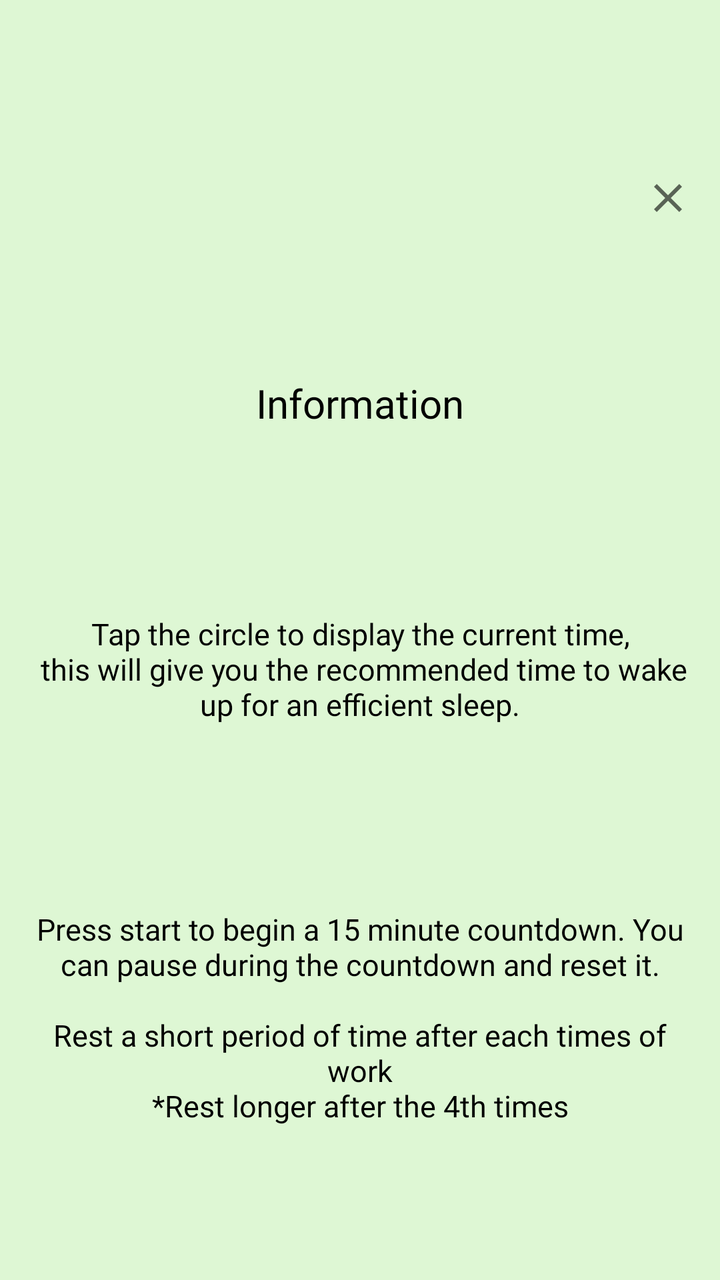
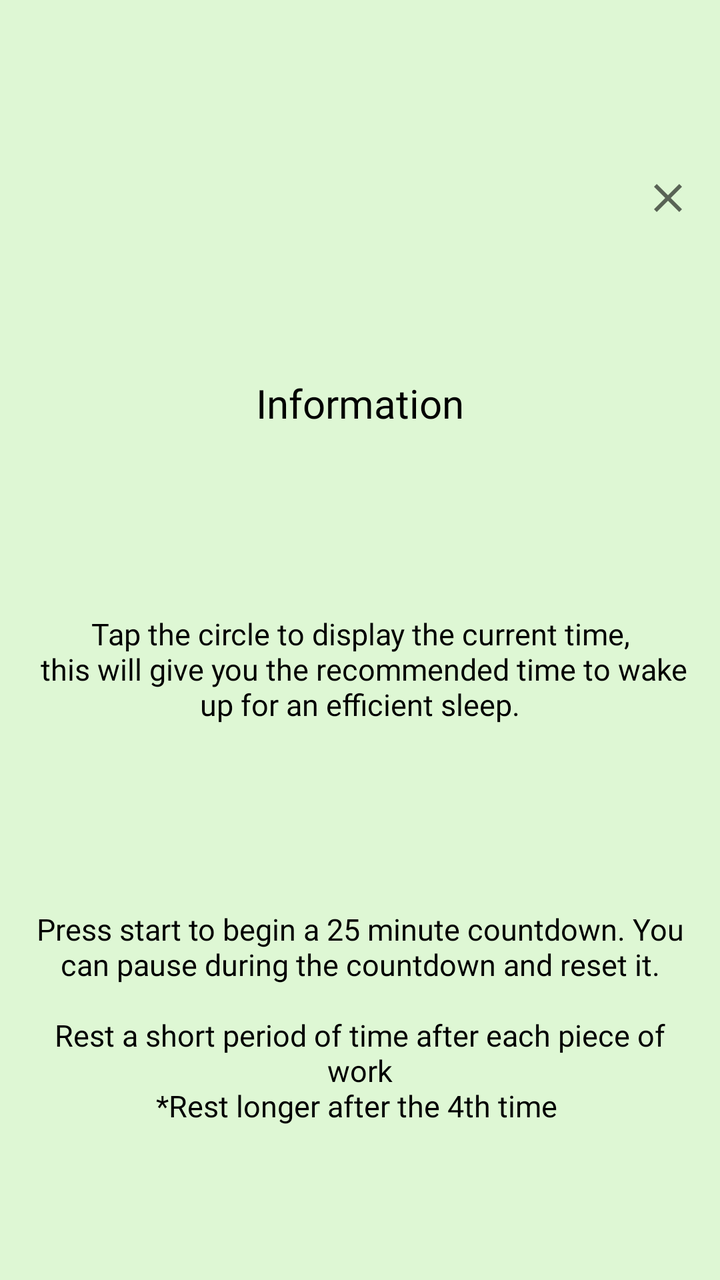

Before-and-after screenshots of an Android layout around one commit, followed by the original layout XML and the change that was made.
<!-- AndroidManifest.xml: application theme Theme.Silva -->
<!-- res/layout/activity_pop_up_sleep.xml -->
<?xml version="1.0" encoding="utf-8"?>
<androidx.constraintlayout.widget.ConstraintLayout xmlns:android="http://schemas.android.com/apk/res/android"
    xmlns:app="http://schemas.android.com/apk/res-auto"
    xmlns:tools="http://schemas.android.com/tools"
    android:layout_width="match_parent"
    android:layout_height="wrap_content"
    android:layout_marginTop="5dp"
    android:layout_gravity="center"
    android:layout_marginBottom="20dp"
    android:background="#DEF7D4"
    tools:context=".Pop_up_sleepActivity">

    <ImageView
        android:id="@+id/close_popup"
        android:layout_width="wrap_content"
        android:layout_height="wrap_content"
        android:layout_marginTop="10dp"
        android:src="@drawable/closeimg"
        app:layout_constraintBottom_toTopOf="@id/popup_info_title"
        app:layout_constraintEnd_toEndOf="parent"
        app:layout_constraintHorizontal_bias="0.958"
        app:layout_constraintStart_toStartOf="parent"
        app:layout_constraintTop_toTopOf="parent"
        app:layout_constraintVertical_bias="1" />

    <TextView
        android:id="@+id/popup_info_title"
        android:layout_width="match_parent"
        android:layout_height="wrap_content"
        android:text="Information"
        android:fontFamily="@font/nexa_bold"
        android:textColor="@color/black"
        android:textAlignment="center"
        android:textSize="20sp"
        app:layout_constraintBottom_toTopOf="@id/popup_info_des"
        app:layout_constraintEnd_toEndOf="parent"
        app:layout_constraintStart_toStartOf="parent"
        app:layout_constraintTop_toBottomOf="@id/close_popup" />

    <TextView
        android:id="@+id/popup_info_des"
        android:layout_width="match_parent"
        android:layout_height="wrap_content"
        android:layout_marginTop="15dp"
        android:layout_marginRight="10dp"
        android:layout_marginLeft="10dp"
        android:textAlignment="center"
        android:fontFamily="@font/nexa_bold"
        android:textColor="@color/black"
        android:text="Tap the circle to display the current time,\n this will give you the recommended time to wake up for an efficient sleep."
        android:textSize="15sp"
        app:layout_constraintBottom_toTopOf="@+id/popup_info_2"
        app:layout_constraintEnd_toEndOf="parent"
        app:layout_constraintStart_toStartOf="parent"
        app:layout_constraintTop_toBottomOf="@id/popup_info_title">
    </TextView>

    <TextView
        android:id="@+id/popup_info_2"
        android:layout_width="match_parent"
        android:layout_height="wrap_content"
        android:layout_marginLeft="10dp"
        android:layout_marginTop="15dp"
        android:layout_marginRight="10dp"
        android:text="Press start to begin a 15 minute countdown. You can pause during the countdown and reset it.\n\nRest a short period of time after each times of work\n*Rest longer after the 4th times"
        android:textAlignment="center"
        android:textSize="15sp"
        android:fontFamily="@font/nexa_bold"
        android:textColor="@color/black"
        app:layout_constraintBottom_toBottomOf="parent"
        app:layout_constraintEnd_toEndOf="parent"
        app:layout_constraintStart_toStartOf="parent"
        app:layout_constraintTop_toBottomOf="@id/popup_info_des">

    </TextView>


</androidx.constraintlayout.widget.ConstraintLayout>
<!-- resources referenced by this layout -->
<resources>
  <color name="black">#FF000000</color>
  <!-- drawable closeimg (drawable) -->
  <vector xmlns:android="http://schemas.android.com/apk/res/android"
      android:width="24dp"
      android:height="24dp"
      android:viewportWidth="24"
      android:viewportHeight="24"
      android:tint="?attr/colorControlNormal">
    <path
        android:fillColor="@android:color/white"
        android:pathData="M19,6.41L17.59,5 12,10.59 6.41,5 5,6.41 10.59,12 5,17.59 6.41,19 12,13.41 17.59,19 19,17.59 13.41,12z"/>
  </vector>
  <style name="Theme.Silva" parent="Theme.MaterialComponents.DayNight.DarkActionBar">
          
          <item name="colorPrimary">#009060</item>
          <item name="colorPrimaryVariant">#009060</item>
          <item name="colorOnPrimary">@color/black</item>
          
          <item name="colorSecondary">@color/teal_200</item>
          <item name="colorSecondaryVariant">@color/teal_700</item>
          <item name="colorOnSecondary">@color/black</item>
          
          <item name="android:statusBarColor" tools:targetApi="l">?attr/colorPrimaryVariant</item>
          
      </style>
  <color name="teal_200">#FF03DAC5</color>
  <color name="teal_700">#FF018786</color>
</resources>

<!-- the commit's change to res/layout/activity_pop_up_sleep.xml (unified diff, before → after) -->
@@ -62,7 +62,7 @@
         android:layout_marginLeft="10dp"
         android:layout_marginTop="15dp"
         android:layout_marginRight="10dp"
-        android:text="Press start to begin a 15 minute countdown. You can pause during the countdown and reset it.\n\nRest a short period of time after each times of work\n*Rest longer after the 4th times"
+        android:text="Press start to begin a 25 minute countdown. You can pause during the countdown and reset it.\n\nRest a short period of time after each piece of work\n*Rest longer after the 4th time "
         android:textAlignment="center"
         android:textSize="15sp"
         android:fontFamily="@font/nexa_bold"
